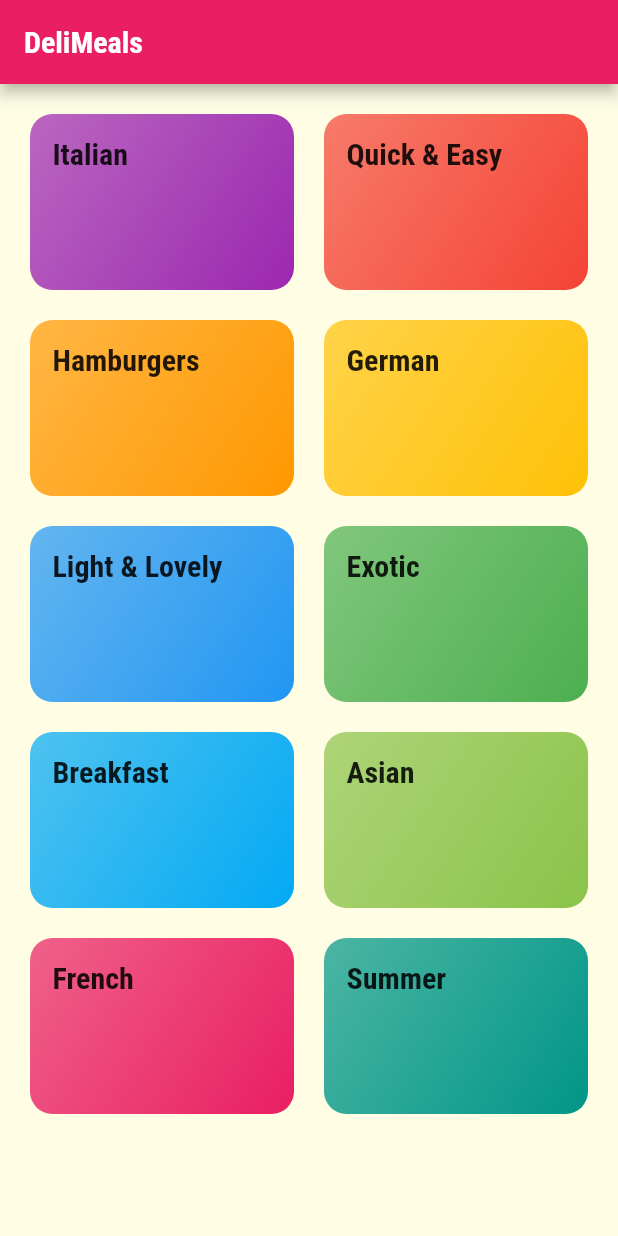
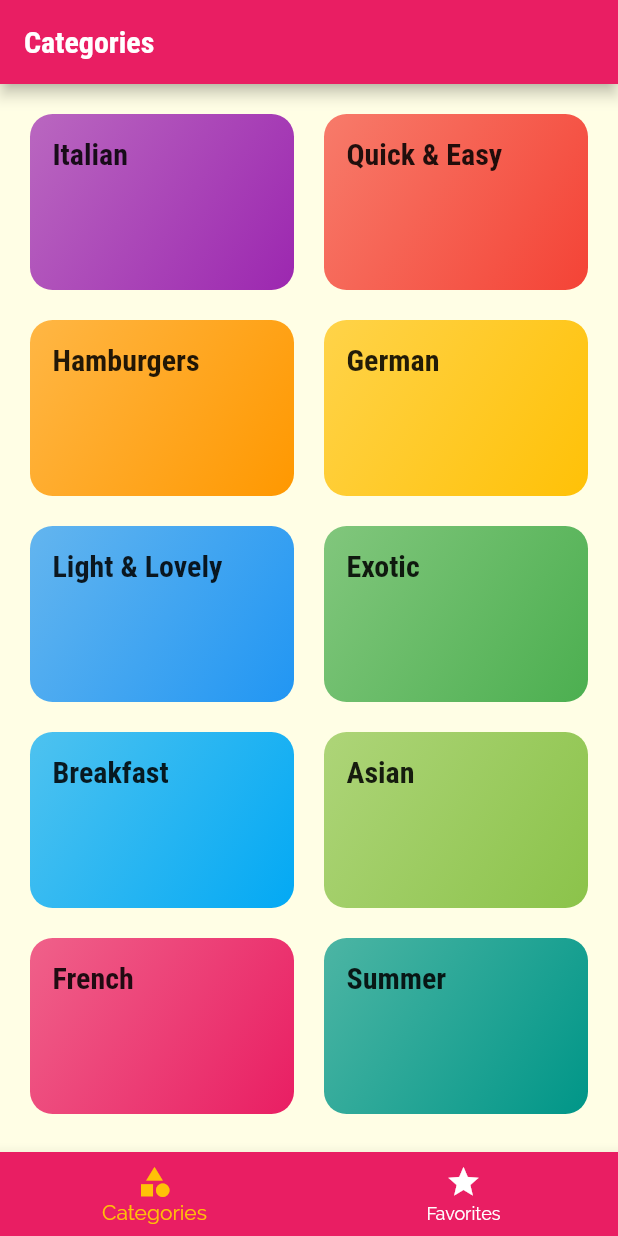
Before and after one commit to TheTota/meals_app, a Flutter app: the screen it shows after launch, on a phone screen of 412 x 824 dp. Run offline on Flutter 3.47's test engine with Material 2 defaults, Android fonts, the phone set to English and light mode, and no system bars.

Commit message:
add a tabs bar

```diff
--- a/lib/main.dart
+++ b/lib/main.dart
@@ -1,7 +1,9 @@
 import 'package:flutter/material.dart';
+import 'package:meals_app/screens/tabs_screen.dart';
 
 import '../screens/categories_screen.dart';
 import '../screens/category_meals_screen.dart';
+import '../screens/meal_detail_screen.dart';
 
 void main() {
   runApp(const MyApp());
@@ -36,10 +38,13 @@ class MyApp extends StatelessWidget {
               ),
             ),
       ),
-      home: const CategoriesScreen(),
       routes: {
+        '/': (ctx) => const TabsScreen(),
         CategoryMealsScreen.routeName: (context) => const CategoryMealsScreen(),
+        MealDetailScreen.routeName: (context) => const MealDetailScreen(),
       },
+      onUnknownRoute: (settings) =>
+          MaterialPageRoute(builder: (ctx) => const CategoriesScreen()),
     );
   }
 }
--- a/lib/screens/categories_screen.dart
+++ b/lib/screens/categories_screen.dart
@@ -8,9 +8,7 @@ class CategoriesScreen extends StatelessWidget {
 
   @override
   Widget build(BuildContext context) {
-    return Scaffold(
-      appBar: AppBar(title: const Text('DeliMeals')),
-      body: GridView(
+    return GridView(
       padding: const EdgeInsets.all(20),
       gridDelegate: const SliverGridDelegateWithMaxCrossAxisExtent(
         maxCrossAxisExtent: 200,
@@ -25,7 +23,6 @@ class CategoriesScreen extends StatelessWidget {
                 color: data.color,
               ))
           .toList(),
-      ),
     );
   }
 }
--- a/lib/screens/category_meals_screen.dart
+++ b/lib/screens/category_meals_screen.dart
@@ -29,6 +29,7 @@ class CategoryMealsScreen extends StatelessWidget {
           itemBuilder: ((context, index) {
             final meal = categoryMeals[index];
             return MealItem(
+              id: meal.id,
               title: meal.title,
               imageUrl: meal.imageUrl,
               duration: meal.duration,
--- /dev/null
+++ b/lib/screens/tabs_screen.dart
@@ -0,0 +1,54 @@
+import 'package:flutter/material.dart';
+
+import '../screens/categories_screen.dart';
+import '../screens/favorites_screen.dart';
+
+class TabsScreen extends StatefulWidget {
+  const TabsScreen({super.key});
+
+  @override
+  State<TabsScreen> createState() => _TabsScreenState();
+}
+
+class _TabsScreenState extends State<TabsScreen> {
+  final List<Map<String, Object>> _pages = [
+    {'page': const CategoriesScreen(), 'title': 'Categories'},
+    {'page': const FavoritesScreen(), 'title': 'Favorites'},
+  ];
+  int _selectedPageIndex = 0;
+
+  @override
+  Widget build(BuildContext context) {
+    final selectedPage = _pages[_selectedPageIndex];
+    return Scaffold(
+      appBar: AppBar(title: Text(selectedPage['title'] as String)),
+      body: selectedPage['page'] as Widget,
+      bottomNavigationBar: BottomNavigationBar(
+        onTap: _selectPage,
+        backgroundColor: Theme.of(context).colorScheme.primary,
+        unselectedItemColor: Colors.white,
+        selectedItemColor: Theme.of(context).colorScheme.secondary,
+        currentIndex: _selectedPageIndex,
+        type: BottomNavigationBarType.fixed,
+        items: [
+          BottomNavigationBarItem(
+            backgroundColor: Theme.of(context).colorScheme.primary,
+            icon: const Icon(Icons.category),
+            label: 'Categories',
+          ),
+          BottomNavigationBarItem(
+            backgroundColor: Theme.of(context).colorScheme.primary,
+            icon: const Icon(Icons.star),
+            label: 'Favorites',
+          ),
+        ],
+      ),
+    );
+  }
+
+  void _selectPage(int index) {
+    setState(() {
+      _selectedPageIndex = index;
+    });
+  }
+}
```
Also changed, not shown: lib/screens/favorites_screen.dart (added, +12 -0 lines), lib/screens/meal_detail_screen.dart (added, +88 -0 lines), lib/widgets/meal_item.dart (+7 -2 lines). Lines whose indentation alone changed are shown as unchanged.
